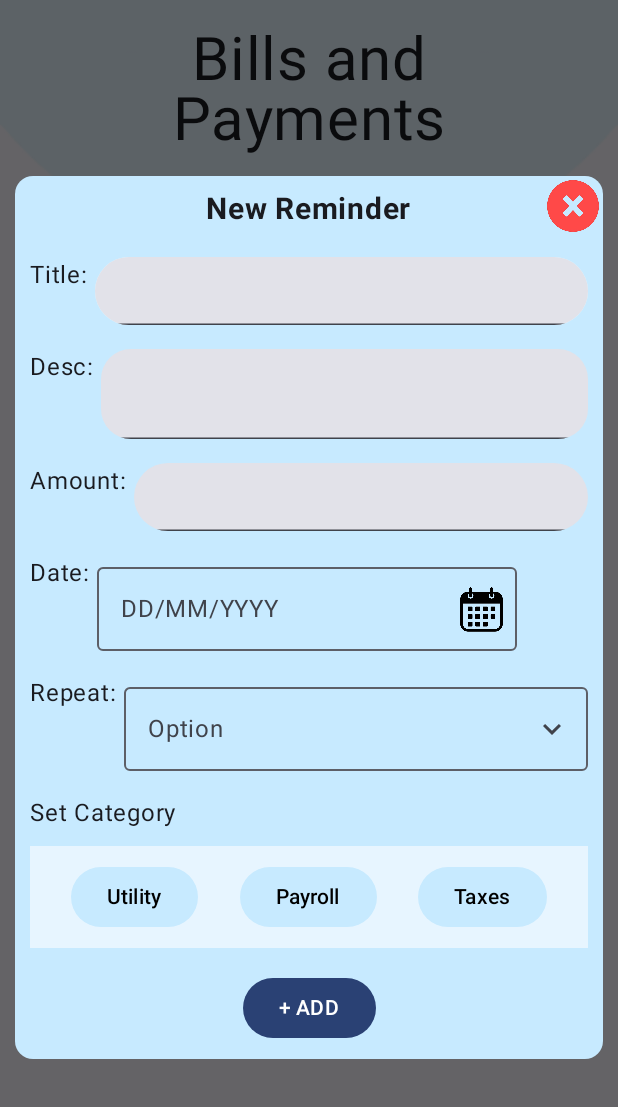
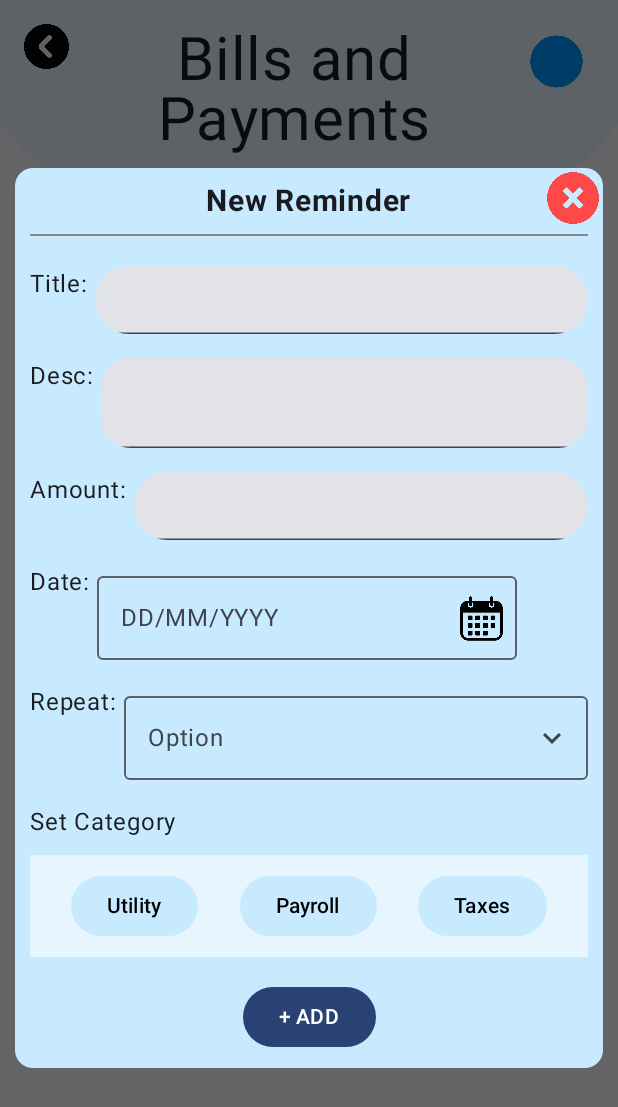
Before and after one commit to ExoticPengy/ArcticVault, an Android app built with Jetpack Compose: the composable ReminderTopUi shown on its own in the app's theme, after a tap on "+ Add Reminder", on a phone screen of 412 x 824 dp. Shown: the top 1107 px of the screen. Run offline under Robolectric (Android 15) with nearby library versions, the phone set to English and light mode, and no system bars.

Commit message:
ui modification

```diff
--- a/app/src/main/java/com/example/arcticvault/ui/theme/AddReminder.kt
+++ b/app/src/main/java/com/example/arcticvault/ui/theme/AddReminder.kt
@@ -15,11 +15,13 @@ import androidx.compose.foundation.layout.padding
 import androidx.compose.foundation.layout.size
 import androidx.compose.foundation.layout.width
 import androidx.compose.foundation.shape.RoundedCornerShape
+import androidx.compose.foundation.text.KeyboardOptions
 import androidx.compose.material.icons.Icons
 import androidx.compose.material.icons.filled.KeyboardArrowDown
 import androidx.compose.material.icons.filled.KeyboardArrowUp
 import androidx.compose.material3.Button
 import androidx.compose.material3.ButtonDefaults
+import androidx.compose.material3.Divider
 import androidx.compose.material3.DropdownMenu
 import androidx.compose.material3.DropdownMenuItem
 import androidx.compose.material3.Icon
@@ -41,7 +43,9 @@ import androidx.compose.ui.layout.onGloballyPositioned
 import androidx.compose.ui.platform.LocalContext
 import androidx.compose.ui.platform.LocalDensity
 import androidx.compose.ui.res.painterResource
+import androidx.compose.ui.text.TextStyle
 import androidx.compose.ui.text.font.FontWeight
+import androidx.compose.ui.text.input.KeyboardType
 import androidx.compose.ui.text.style.TextAlign
 import androidx.compose.ui.unit.dp
 import androidx.compose.ui.unit.sp
@@ -80,7 +84,9 @@ fun ReminderDialog(onDismiss: () -> Unit) {
                     modifier = Modifier.align(Alignment.CenterHorizontally)
 
                 )
-                Spacer(modifier = Modifier.height(20.dp))
+                Divider(color = Color.Gray, thickness = 1.dp, modifier = Modifier.padding(vertical = 10.dp))
+
+                Spacer(modifier = Modifier.height(10.dp))
                 Row {
                     Text(text = "Title: ")
                     TextField(value = title, onValueChange = { title = it },
@@ -88,7 +94,9 @@ fun ReminderDialog(onDismiss: () -> Unit) {
                             .weight(1f)
                             .clip(RoundedCornerShape(40.dp))
                             .size(45.dp)
-                            .background(color = Color(231, 245, 255)))
+                            .background(color = Color(231, 245, 255)),
+                        textStyle = TextStyle(fontSize = 12.sp)
+                    )
                 }
 
 
@@ -100,7 +108,8 @@ fun ReminderDialog(onDismiss: () -> Unit) {
                         modifier = Modifier
                             .weight(1f)
                             .clip(RoundedCornerShape(20.dp))
-                            .size(60.dp))
+                            .size(60.dp),
+                        textStyle = TextStyle(fontSize = 12.sp))
 
                 }
                 Spacer(modifier = Modifier.height(16.dp))
@@ -112,7 +121,10 @@ fun ReminderDialog(onDismiss: () -> Unit) {
                         modifier = Modifier
                             .weight(1f)
                             .clip(RoundedCornerShape(40.dp))
-                            .size(45.dp))
+                            .size(45.dp),
+                        textStyle = TextStyle(fontSize = 12.sp),
+                        keyboardOptions = KeyboardOptions(keyboardType = KeyboardType.Number)
+                    )
 
                 }
                 Spacer(modifier = Modifier.height(16.dp))
@@ -144,18 +156,7 @@ fun ReminderDialog(onDismiss: () -> Unit) {
                     CategoryButton("Utility", selectedCategory, onCategorySelected = { selectedCategory = it })
                     CategoryButton("Payroll", selectedCategory, onCategorySelected = { selectedCategory = it })
                     CategoryButton("Taxes", selectedCategory, onCategorySelected = { selectedCategory = it })
-                    /*Button( onClick = {  },
-                        colors = ButtonDefaults.buttonColors(Color(199, 234, 255))) {
-                        Text("Utility", color = Color.Black)
-                    }
-                    Button( onClick = {  },
-                        colors = ButtonDefaults.buttonColors(Color(199, 234, 255))) {
-                        Text("Payroll", color = Color.Black)
-                    }
-                    Button( onClick = {  },
-                        colors = ButtonDefaults.buttonColors(Color(199, 234, 255))) {
-                        Text("Taxes", color = Color.Black)
-                    }*/
+
                 }
                 Spacer(modifier = Modifier.height(16.dp))
 
--- a/app/src/main/java/com/example/arcticvault/ui/theme/Reminder.kt
+++ b/app/src/main/java/com/example/arcticvault/ui/theme/Reminder.kt
@@ -5,6 +5,7 @@ import androidx.compose.foundation.background
 import androidx.compose.foundation.clickable
 import androidx.compose.foundation.layout.Arrangement
 import androidx.compose.foundation.layout.Column
+import androidx.compose.foundation.layout.IntrinsicSize
 import androidx.compose.foundation.layout.Row
 import androidx.compose.foundation.layout.Spacer
 import androidx.compose.foundation.layout.fillMaxWidth
@@ -33,23 +34,25 @@ import androidx.compose.ui.draw.clip
 import androidx.compose.ui.graphics.Color
 import androidx.compose.ui.layout.ContentScale
 import androidx.compose.ui.res.painterResource
+import androidx.compose.ui.text.TextStyle
 import androidx.compose.ui.text.font.FontWeight
 import androidx.compose.ui.text.style.TextAlign
 import androidx.compose.ui.unit.dp
 import androidx.compose.ui.unit.sp
 import androidx.compose.ui.window.Dialog
+import androidx.navigation.NavController
 import com.example.arcticvault.R
 
 @Composable
-fun ReminderScreen() {
+fun ReminderScreen(/*navController: NavController*/) {
     Column {
-        ReminderTopUi()
+        ReminderTopUi(/*navController*/)
         BillScreen()
     }
 }
 
 @Composable
-fun ReminderTopUi(){
+fun ReminderTopUi(/*navController: NavController*/){
     var search by remember { mutableStateOf("") }
 
     var showDialog by remember {
@@ -67,22 +70,35 @@ fun ReminderTopUi(){
         Column {
 
             Row(
-                horizontalArrangement = Arrangement.Center,
-                modifier = Modifier.fillMaxWidth()
+                horizontalArrangement = Arrangement.SpaceBetween,
+                modifier = Modifier
+                    .fillMaxWidth()
+                    .padding(horizontal = 16.dp)
+                    .padding(vertical = 16.dp)
             ) {
-
+                Image(
+                    painter = painterResource(R.drawable.backbutton),
+                    contentDescription = "back",
+                    modifier = Modifier.size(30.dp)
+                        .clickable { /*navController.navigate("home")*/ }
+                )
                 Text(
                     text = "Bills and Payments",
                     fontSize = 40.sp,
                     textAlign = TextAlign.Center,
                     lineHeight = 40.sp,
                     modifier = Modifier
-                        .padding(vertical = 16.dp)
-                        .padding(horizontal = 100.dp)
+                        .padding(horizontal = 30.dp)
+                        .width(IntrinsicSize.Min)
+                )
+                Image(
+                    painter = painterResource(R.drawable.profilepic),
+                    contentDescription = "Profile",
+                    modifier = Modifier.size(50.dp)
                 )
             }
 
-            //search bar
+            //search and add reminder
             Row(
                 modifier = Modifier
                     .fillMaxWidth()
@@ -91,10 +107,12 @@ fun ReminderTopUi(){
                 horizontalArrangement = Arrangement.SpaceBetween,
                 verticalAlignment = Alignment.CenterVertically
             ) {
+                //search bar
                 TextField(
                     value = search,
                     onValueChange = { search = it },
                     placeholder = { Text("Search...", fontSize = 10.sp) },
+                    textStyle = TextStyle(fontSize = 10.sp),
                     modifier = Modifier
                         .weight(1f)
                         .clip(RoundedCornerShape(40.dp))
@@ -127,14 +145,18 @@ fun BillScreen() {
             BillItem(Bill("Payroll", 10000.00, "1 March 2024","Upcoming")){
                 selectedBill = it
             }
+            Divider(color = Color.Black, thickness = 1.5.dp, modifier = Modifier.padding(vertical = 5.dp))
 
-            Spacer(modifier = Modifier.height(16.dp))
+
+            Spacer(modifier = Modifier.height(8.dp))
             Text("Completed:", fontSize = 18.sp, fontWeight = FontWeight.Bold)
             BillItem(Bill("Electricity Bills", 150.00, "1 March 2024","Done")){
                 selectedBill = it
             }
+            Divider(color = Color.Black, thickness = 1.dp, modifier = Modifier.padding(vertical = 5.dp))
 
-            Spacer(modifier = Modifier.height(16.dp))
+
+            Spacer(modifier = Modifier.height(8.dp))
             Text("Late:", fontSize = 18.sp, fontWeight = FontWeight.Bold)
             BillItem(Bill("House Rent", 1050.00, "1 March 2024","Late")){
                 selectedBill = it
@@ -142,6 +164,7 @@ fun BillScreen() {
 
         }
     }
+
 
     selectedBill?.let {
         BillDetailsDialog(bill = it, onDismiss = { selectedBill = null })
@@ -195,7 +218,7 @@ fun BillItem(bill: Bill, onClick: (Bill) -> Unit) {
                 )
 
             }
-            Divider(color = Color.Black, thickness = 1.dp, modifier = Modifier.padding(vertical = 5.dp))
+            Divider(color = Color.White, thickness = 1.dp, modifier = Modifier.padding(vertical = 5.dp))
             if (bill.status == "Done") {
                 Text("Next Payment:", fontSize = 14.sp)
             } else {
@@ -213,5 +236,9 @@ fun BillItem(bill: Bill, onClick: (Bill) -> Unit) {
             }
 
         }
+
     }
+
+
+
 }
```
Also changed, not shown: app/src/main/java/com/example/arcticvault/MainActivity.kt (+6 -4 lines), app/src/main/java/com/example/arcticvault/ui/theme/ViewReminderDetail.kt (+37 -19 lines), app/src/main/res/drawable/backbutton.png (added).
